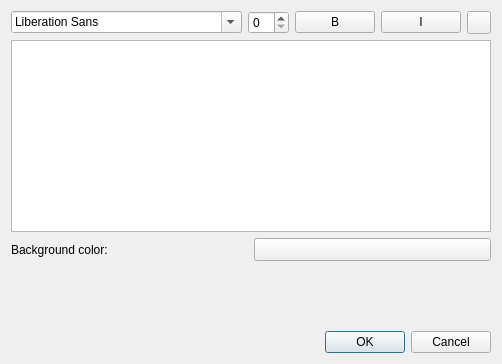
This is qgis/src/ui/qgstextannotationdialogbase.ui in sourcepole/qgis as Qt 5 draws it before an edit. The edited form follows.
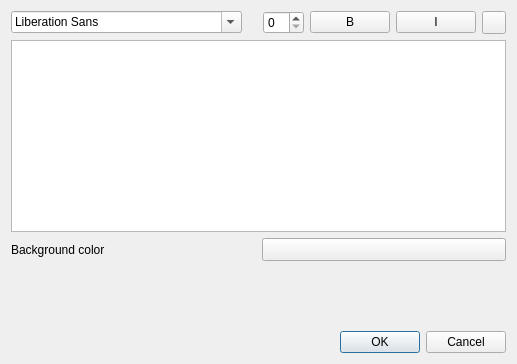
This is the edited form. Custom widgets are drawn as their Qt base class.

Commit message: HIG compliance updates for annotation dialogs

The edit to the form file:
```diff
--- a/qgis/src/ui/qgstextannotationdialogbase.ui
+++ b/qgis/src/ui/qgstextannotationdialogbase.ui
@@ -6,7 +6,7 @@
    <rect>
     <x>0</x>
     <y>0</y>
-    <width>419</width>
+    <width>517</width>
     <height>364</height>
    </rect>
   </property>
@@ -78,7 +78,10 @@
      <item>
       <widget class="QLabel" name="mBackgroundColorLabel">
        <property name="text">
-        <string>Background color: </string>
+        <string>Background color</string>
+       </property>
+       <property name="buddy">
+        <cstring>mBackgroundColorButton</cstring>
        </property>
       </widget>
      </item>
```
Left out of the diff: 13 changed lines with no effect on the pictures. The commit also changes 1 other file.
